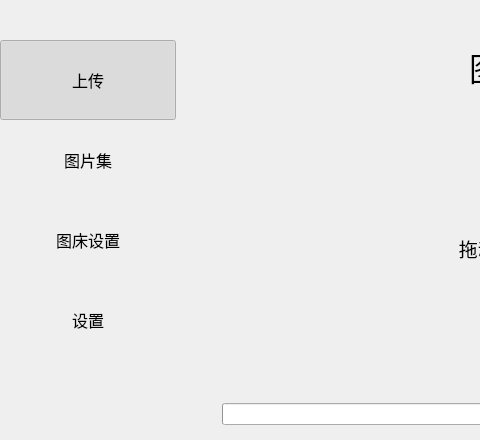
This is src/mainwindow.ui in median-dxz/Lotos as Qt 5 draws it before an edit; both pictures show x 0 to 480 and y 0 to 440 of the 884 by 551 pixel window. The edited form follows.
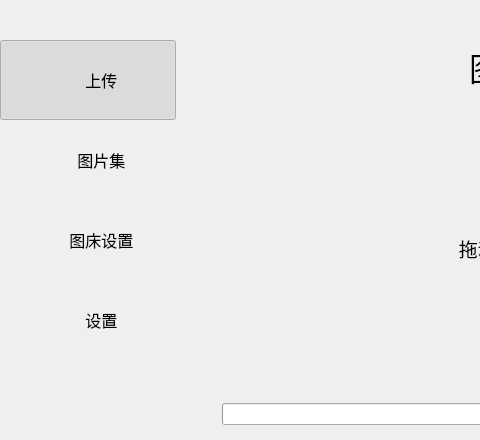
This is the edited form. Custom widgets are drawn as their Qt base class.

```diff
--- a/src/mainwindow.ui
+++ b/src/mainwindow.ui
@@ -81,7 +81,7 @@
           <enum>Qt::LeftToRight</enum>
          </property>
          <property name="text">
-          <string>上传</string>
+          <string>      上传</string>
          </property>
          <property name="checkable">
           <bool>true</bool>
@@ -115,7 +115,7 @@
           <string notr="true"/>
          </property>
          <property name="text">
-          <string>图片集</string>
+          <string>      图片集</string>
          </property>
          <property name="checkable">
           <bool>true</bool>
@@ -146,7 +146,7 @@
           <string notr="true"/>
          </property>
          <property name="text">
-          <string>图床设置</string>
+          <string>      图床设置</string>
          </property>
          <property name="checkable">
           <bool>true</bool>
@@ -183,7 +183,7 @@
           <string notr="true"/>
          </property>
          <property name="text">
-          <string>设置</string>
+          <string>      设置</string>
          </property>
          <property name="checkable">
           <bool>true</bool>
```
